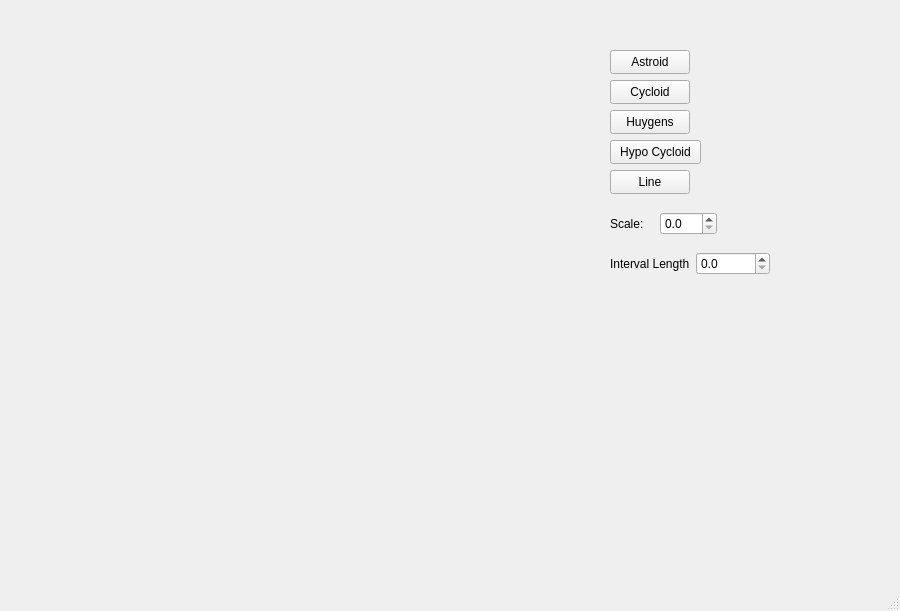
Before: the Qt Designer form mainwindow.ui in rupertwaldron/Curves, drawn with Qt 5.
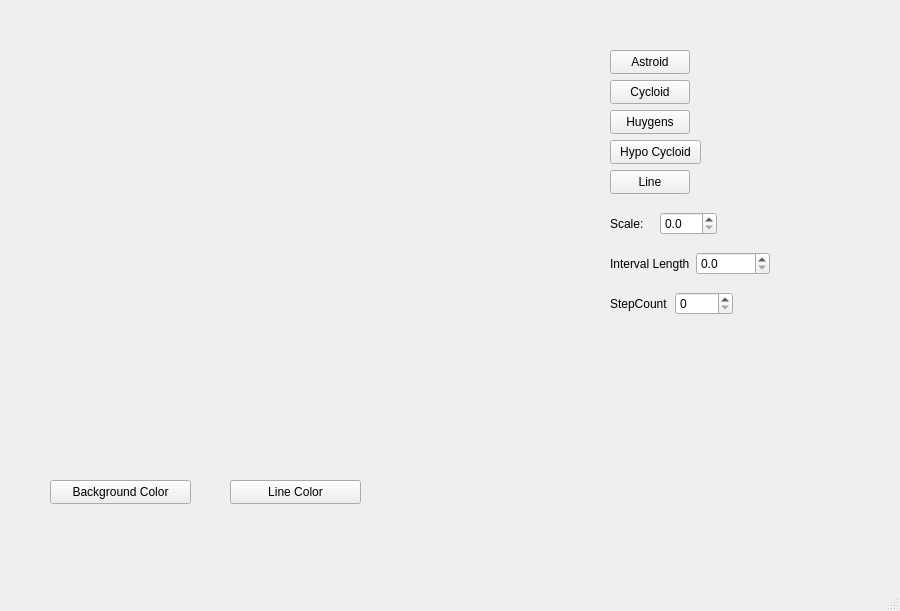
After: the same form once the commit is applied. Custom widgets are drawn as their Qt base class.

Commit message: Shape and background color change

```diff
--- a/mainwindow.ui
+++ b/mainwindow.ui
@@ -56,6 +56,32 @@
      </item>
     </layout>
    </widget>
+   <widget class="QPushButton" name="btnBackgroundColor">
+    <property name="geometry">
+     <rect>
+      <x>50</x>
+      <y>480</y>
+      <width>141</width>
+      <height>24</height>
+     </rect>
+    </property>
+    <property name="text">
+     <string>Background Color</string>
+    </property>
+   </widget>
+   <widget class="QPushButton" name="btnLineColor">
+    <property name="geometry">
+     <rect>
+      <x>230</x>
+      <y>480</y>
+      <width>131</width>
+      <height>24</height>
+     </rect>
+    </property>
+    <property name="text">
+     <string>Line Color</string>
+    </property>
+   </widget>
    <widget class="QPushButton" name="btnHypo">
     <property name="geometry">
      <rect>
@@ -153,6 +179,35 @@
      </item>
     </layout>
    </widget>
+   <widget class="QWidget" name="">
+    <property name="geometry">
+     <rect>
+      <x>610</x>
+      <y>290</y>
+      <width>123</width>
+      <height>27</height>
+     </rect>
+    </property>
+    <layout class="QHBoxLayout" name="horizontalLayout_3">
+     <item>
+      <widget class="QLabel" name="label_3">
+       <property name="text">
+        <string>StepCount</string>
+       </property>
+      </widget>
+     </item>
+     <item>
+      <widget class="QSpinBox" name="spinStepCount">
+       <property name="maximum">
+        <number>512</number>
+       </property>
+       <property name="singleStep">
+        <number>8</number>
+       </property>
+      </widget>
+     </item>
+    </layout>
+   </widget>
   </widget>
   <widget class="QStatusBar" name="statusbar"/>
   <widget class="QMenuBar" name="menuBar">
```
The commit also changes 5 other files.
